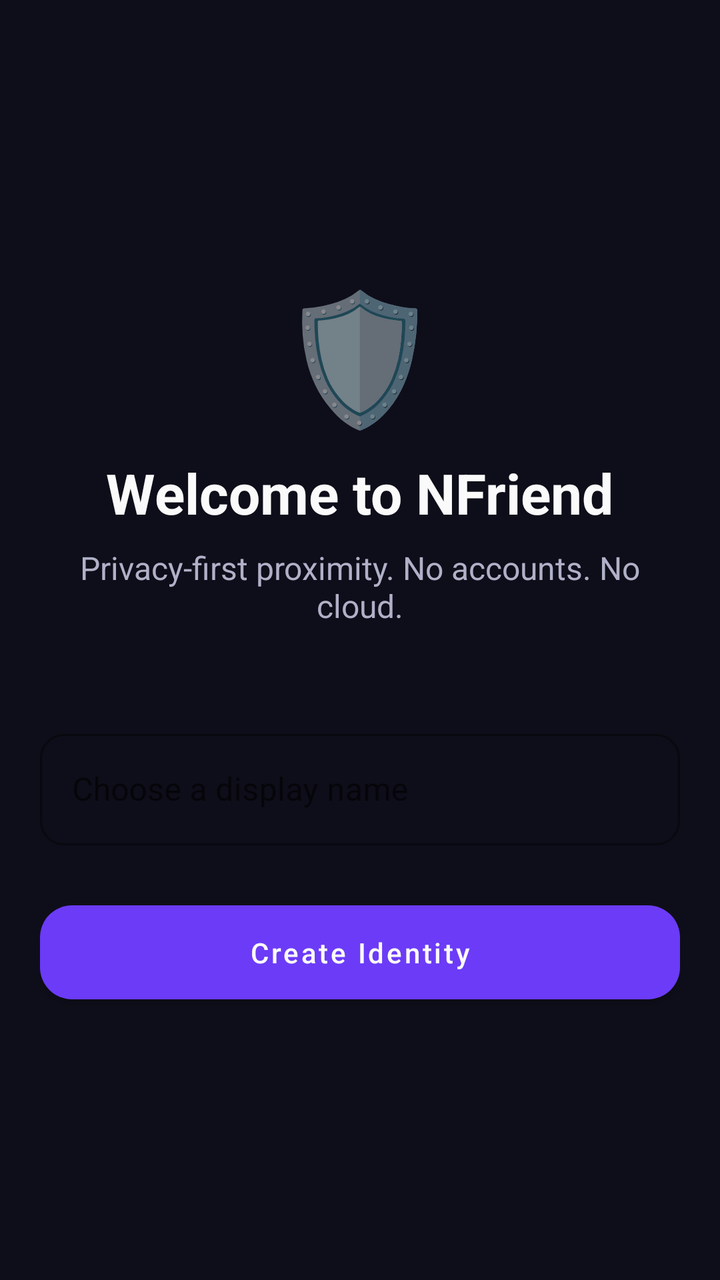
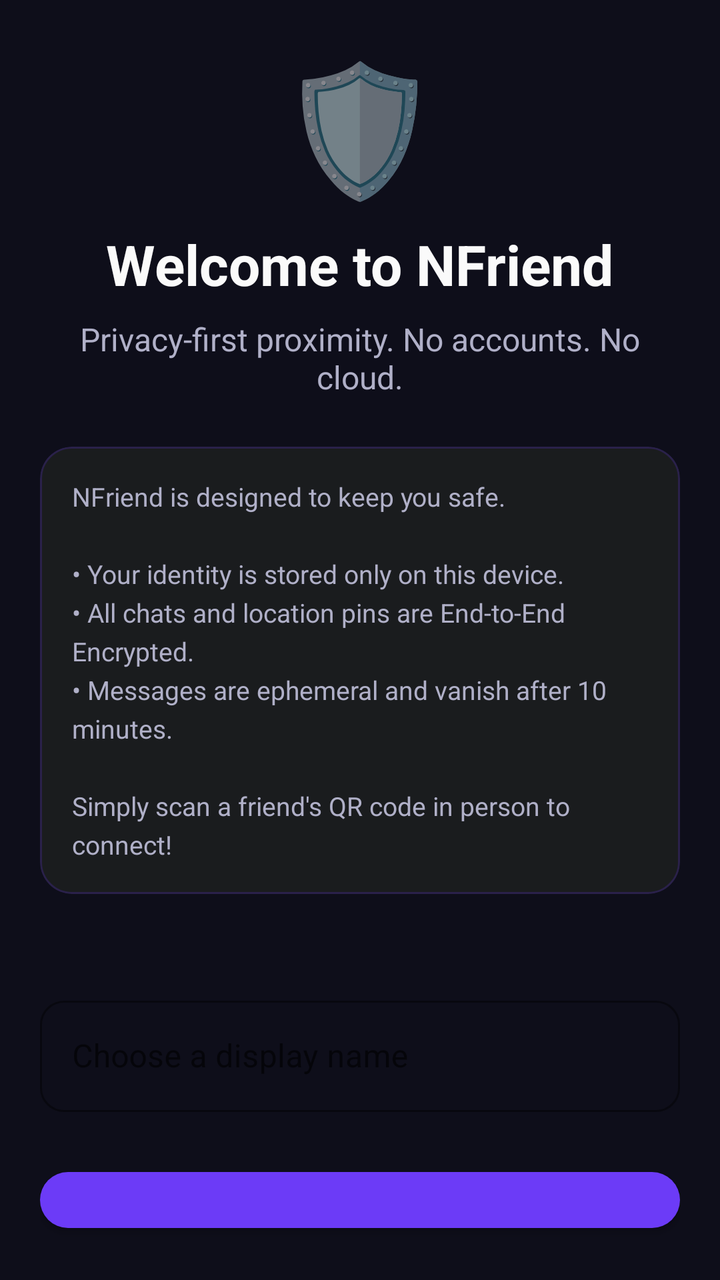

Two renders of the same Android screen: before a commit and after it. Below are the layout's source before the change and the commit's diff.
<!-- AndroidManifest.xml: application theme Theme.NFriend -->
<!-- res/layout/activity_onboarding.xml -->
<?xml version="1.0" encoding="utf-8"?>
<LinearLayout xmlns:android="http://schemas.android.com/apk/res/android"
    xmlns:app="http://schemas.android.com/apk/res-auto"
    android:layout_width="match_parent"
    android:layout_height="match_parent"
    android:background="@color/background_dark"
    android:gravity="center"
    android:orientation="vertical"
    android:padding="@dimen/screen_padding">

    
    <TextView
        android:layout_width="wrap_content"
        android:layout_height="wrap_content"
        android:layout_marginBottom="8dp"
        android:text="🛡️"
        android:textSize="64sp" />

    <TextView
        android:layout_width="wrap_content"
        android:layout_height="wrap_content"
        android:layout_marginBottom="8dp"
        android:text="@string/onboarding_title"
        android:textColor="@color/text_primary"
        android:textSize="28sp"
        android:textStyle="bold" />

    <TextView
        android:layout_width="wrap_content"
        android:layout_height="wrap_content"
        android:layout_marginBottom="48dp"
        android:gravity="center"
        android:text="@string/onboarding_subtitle"
        android:textColor="@color/text_secondary"
        android:textSize="16sp" />

    
    <com.google.android.material.textfield.TextInputLayout
        android:id="@+id/alias_input_layout"
        style="@style/Widget.NFriend.TextInput"
        android:layout_width="match_parent"
        android:layout_height="wrap_content"
        android:layout_marginBottom="24dp"
        android:hint="@string/onboarding_alias_hint">

        <com.google.android.material.textfield.TextInputEditText
            android:id="@+id/alias_input"
            android:layout_width="match_parent"
            android:layout_height="wrap_content"
            android:inputType="textPersonName"
            android:maxLength="24"
            android:textColor="@color/text_primary" />
    </com.google.android.material.textfield.TextInputLayout>

    
    <com.google.android.material.button.MaterialButton
        android:id="@+id/btn_create_identity"
        style="@style/Widget.NFriend.Button"
        android:layout_width="match_parent"
        android:layout_height="wrap_content"
        android:text="@string/onboarding_create" />

    
    <ProgressBar
        android:id="@+id/onboarding_progress"
        android:layout_width="wrap_content"
        android:layout_height="wrap_content"
        android:layout_marginTop="16dp"
        android:indeterminateTint="@color/primary"
        android:visibility="gone" />

    <TextView
        android:id="@+id/onboarding_status"
        android:layout_width="wrap_content"
        android:layout_height="wrap_content"
        android:layout_marginTop="8dp"
        android:text="@string/onboarding_generating"
        android:textColor="@color/text_secondary"
        android:textSize="14sp"
        android:visibility="gone" />

</LinearLayout>
<!-- resources referenced by this layout -->
<resources>
  <color name="background_dark">#FF0E0E1A</color>
  <color name="primary">#FF6C3BF7</color>
  <color name="text_primary">#FFFAFAFA</color>
  <color name="text_secondary">#FFB0B0C8</color>
  <dimen name="screen_padding">20dp</dimen>
  <string name="onboarding_alias_hint">Choose a display name</string>
  <string name="onboarding_create">Create Identity</string>
  <string name="onboarding_generating">Generating secure keys…</string>
  <string name="onboarding_subtitle">Privacy-first proximity. No accounts. No cloud.</string>
  <string name="onboarding_title">Welcome to NFriend</string>
  <style name="Widget.NFriend.Button" parent="Widget.MaterialComponents.Button">
          <item name="backgroundTint">@color/primary</item>
          <item name="cornerRadius">16dp</item>
          <item name="android:textColor">@color/text_primary</item>
          <item name="android:textAllCaps">false</item>
          <item name="android:paddingTop">14dp</item>
          <item name="android:paddingBottom">14dp</item>
      </style>
  <style name="Widget.NFriend.TextInput" parent="Widget.MaterialComponents.TextInputLayout.OutlinedBox">
          <item name="boxStrokeColor">@color/primary</item>
          <item name="boxCornerRadiusTopStart">12dp</item>
          <item name="boxCornerRadiusTopEnd">12dp</item>
          <item name="boxCornerRadiusBottomStart">12dp</item>
          <item name="boxCornerRadiusBottomEnd">12dp</item>
          <item name="hintTextColor">@color/primary_light</item>
      </style>
  <style name="Theme.NFriend" parent="Theme.MaterialComponents.DayNight.NoActionBar">
          <item name="colorPrimary">@color/primary</item>
          <item name="colorPrimaryDark">@color/primary_dark</item>
          <item name="colorAccent">@color/accent</item>
          <item name="android:windowBackground">@color/background_dark</item>
          <item name="android:statusBarColor">@color/background_dark</item>
          <item name="android:navigationBarColor">@color/surface_dark</item>
          <item name="android:textColorPrimary">@color/text_primary</item>
          <item name="android:textColorSecondary">@color/text_secondary</item>
          <item name="android:textColorHint">@color/text_hint</item>
      </style>
  <color name="primary_light">#FF9B7BFF</color>
  <color name="primary_dark">#FF5025D9</color>
  <color name="accent">#FF00E5A0</color>
  <color name="surface_dark">#FF1A1A2E</color>
  <color name="text_hint">#FF6E6E8A</color>
</resources>

<!-- the commit's change to res/layout/activity_onboarding.xml (unified diff, before → after) -->
@@ -28,11 +28,31 @@
     <TextView
         android:layout_width="wrap_content"
         android:layout_height="wrap_content"
-        android:layout_marginBottom="48dp"
+        android:layout_marginBottom="24dp"
         android:gravity="center"
         android:text="@string/onboarding_subtitle"
         android:textColor="@color/text_secondary"
         android:textSize="16sp" />
+
+    <com.google.android.material.card.MaterialCardView
+        style="@style/Widget.NFriend.Card"
+        android:layout_width="match_parent"
+        android:layout_height="wrap_content"
+        android:layout_marginBottom="48dp"
+        android:backgroundTint="#1A1C1E"
+        app:cardElevation="0dp"
+        app:strokeColor="@color/primary_alpha"
+        app:strokeWidth="1dp">
+
+        <TextView
+            android:layout_width="match_parent"
+            android:layout_height="wrap_content"
+            android:padding="16dp"
+            android:text="@string/onboarding_explanation"
+            android:textColor="@color/text_secondary"
+            android:textSize="13sp"
+            android:lineSpacingExtra="4dp"/>
+    </com.google.android.material.card.MaterialCardView>
 
     
     <com.google.android.material.textfield.TextInputLayout
<!-- resource entries referenced after the edit -->
@@ -2,11 +2,13 @@
 <resources>
   <color name="background_dark">#FF0E0E1A</color>
   <color name="primary">#FF6C3BF7</color>
+  <color name="primary_alpha">#336C3BF7</color>
   <color name="text_primary">#FFFAFAFA</color>
   <color name="text_secondary">#FFB0B0C8</color>
   <dimen name="screen_padding">20dp</dimen>
   <string name="onboarding_alias_hint">Choose a display name</string>
   <string name="onboarding_create">Create Identity</string>
+  <string name="onboarding_explanation">NFriend is designed to keep you safe.\n\n• Your identity is stored only on this device.\n• All chats and location pins are End-to-End Encrypted.\n• Messages are ephemeral and vanish after 10 minutes.\n\nSimply scan a friend\'s QR code in person to connect!</string>
   <string name="onboarding_generating">Generating secure keys…</string>
   <string name="onboarding_subtitle">Privacy-first proximity. No accounts. No cloud.</string>
   <string name="onboarding_title">Welcome to NFriend</string>
@@ -17,6 +19,11 @@
           <item name="android:textAllCaps">false</item>
           <item name="android:paddingTop">14dp</item>
           <item name="android:paddingBottom">14dp</item>
+      </style>
+  <style name="Widget.NFriend.Card" parent="Widget.MaterialComponents.CardView">
+          <item name="cardBackgroundColor">@color/card_dark</item>
+          <item name="cardCornerRadius">16dp</item>
+          <item name="cardElevation">0dp</item>
       </style>
   <style name="Widget.NFriend.TextInput" parent="Widget.MaterialComponents.TextInputLayout.OutlinedBox">
           <item name="boxStrokeColor">@color/primary</item>
@@ -37,6 +44,7 @@
           <item name="android:textColorSecondary">@color/text_secondary</item>
           <item name="android:textColorHint">@color/text_hint</item>
       </style>
+  <color name="card_dark">#FF1E1E35</color>
   <color name="primary_light">#FF9B7BFF</color>
   <color name="primary_dark">#FF5025D9</color>
   <color name="accent">#FF00E5A0</color>
